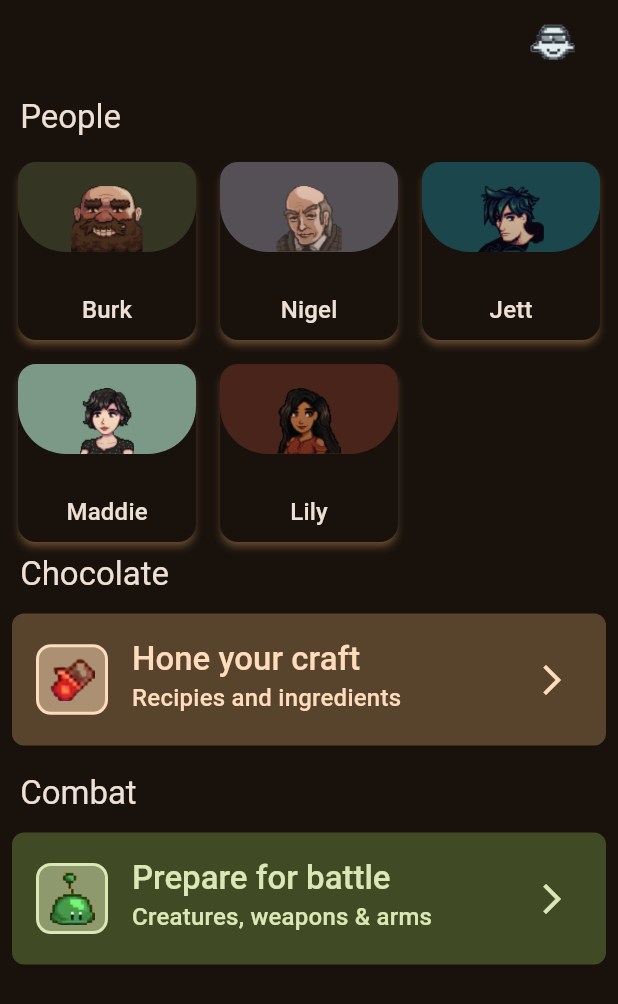
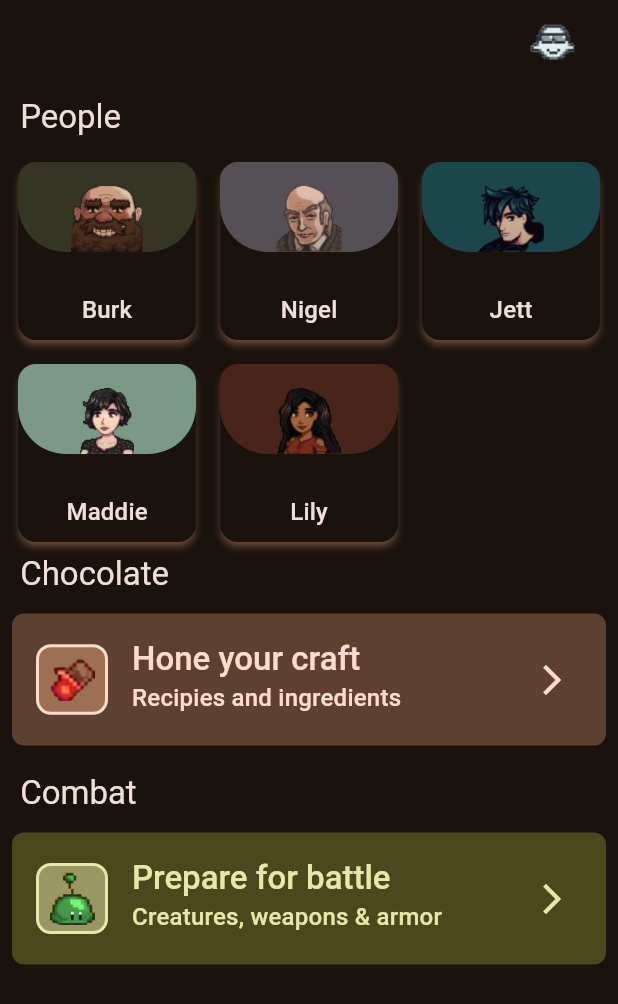
Before and after one commit to Skulsta/Flutter-name-generator, a Flutter app: the screen it shows after launch, on a phone screen of 412 x 824 dp. Shown: the top 1004 px of the screen. Run offline on Flutter 3.47's test engine with Material 2 defaults, Android fonts, the phone set to English and light mode, and no system bars.

Commit message:
Updates color scheme

```diff
--- a/lib/main.dart
+++ b/lib/main.dart
@@ -15,14 +15,15 @@ class MyApp extends StatelessWidget {
 
   @override
   Widget build(BuildContext context) {
+    Color mainColor = const Color.fromRGBO(102, 67, 47, 1);
     return ValueListenableBuilder<ThemeMode>(
         valueListenable: themeNotifier,
         builder: (_, ThemeMode currentMode, __) {
           return MaterialApp(
             debugShowCheckedModeBanner: false,
             title: 'Navn',
-            theme: ThemeData(useMaterial3: true, colorSchemeSeed: const Color.fromRGBO(228, 176, 123, 1), brightness: Brightness.light),
-            darkTheme: ThemeData(useMaterial3: true, colorSchemeSeed: const Color.fromRGBO(228, 176, 123, 1), brightness: Brightness.dark),
+            theme: ThemeData(useMaterial3: true, colorSchemeSeed: mainColor, brightness: Brightness.light),
+            darkTheme: ThemeData(useMaterial3: true, colorSchemeSeed: mainColor, brightness: Brightness.dark),
             themeMode: currentMode,
             home: const Home(),
           );
@@ -99,15 +100,10 @@ class _HomeState extends State<Home> {
                           color: Theme.of(context).colorScheme.secondaryContainer,
                         ),
                         child: ListTile(
-                          title: Text("Hone your craft",
-                              style:
-                                  Theme.of(context).textTheme.headline6!.copyWith(color: Theme.of(context).colorScheme.onPrimaryContainer).copyWith(fontWeight: FontWeight.w500)),
-                          subtitle:
-                              Text("Recipies and ingredients", style: Theme.of(context).textTheme.subtitle1!.copyWith(color: Theme.of(context).colorScheme.onPrimaryContainer)),
                           leading: Container(
                             padding: const EdgeInsets.all(7),
                             decoration: BoxDecoration(
-                              color: Theme.of(context).colorScheme.onPrimaryContainer.withOpacity(0.5),
+                              color: Theme.of(context).colorScheme.primary.withOpacity(0.4),
                               borderRadius: BorderRadius.circular(10.0),
                               border: Border.all(color: Theme.of(context).colorScheme.onPrimaryContainer, width: 2),
                             ),
@@ -116,6 +112,11 @@ class _HomeState extends State<Home> {
                                 width: 30,
                                 onTap: () {}),
                           ),
+                          title: Text("Hone your craft",
+                              style:
+                                  Theme.of(context).textTheme.headline6!.copyWith(color: Theme.of(context).colorScheme.onPrimaryContainer).copyWith(fontWeight: FontWeight.w500)),
+                          subtitle:
+                              Text("Recipies and ingredients", style: Theme.of(context).textTheme.subtitle1!.copyWith(color: Theme.of(context).colorScheme.onPrimaryContainer)),
                           trailing: Icon(Icons.arrow_forward_ios, color: Theme.of(context).colorScheme.onPrimaryContainer),
                           onTap: () {},
                         ),
@@ -142,7 +143,7 @@ class _HomeState extends State<Home> {
                               style:
                                   Theme.of(context).textTheme.headline6!.copyWith(color: Theme.of(context).colorScheme.onTertiaryContainer).copyWith(fontWeight: FontWeight.w500)),
                           subtitle:
-                              Text("Creatures, weapons & arms", style: Theme.of(context).textTheme.subtitle1!.copyWith(color: Theme.of(context).colorScheme.onTertiaryContainer)),
+                              Text("Creatures, weapons & armor", style: Theme.of(context).textTheme.subtitle1!.copyWith(color: Theme.of(context).colorScheme.onTertiaryContainer)),
                           leading: Container(
                             padding: const EdgeInsets.symmetric(horizontal: 7, vertical: 4),
                             decoration: BoxDecoration(
--- a/lib/scenes/character_info.dart
+++ b/lib/scenes/character_info.dart
@@ -42,7 +42,7 @@ class CharacterInfo extends StatelessWidget {
                       padding: const EdgeInsets.only(top: 8),
                       alignment: Alignment.bottomCenter,
                       decoration: BoxDecoration(
-                        // border: Border.all(color: Theme.of(context).colorScheme.secondary),
+                        // border: Border.all(color: Theme.of(context).colorScheme.primary),
                         borderRadius: const BorderRadius.all(Radius.circular(12)),
                         color: character.color,
                       ),
```
Also changed, not shown: lib/theme.dart (+0 -69 lines).
